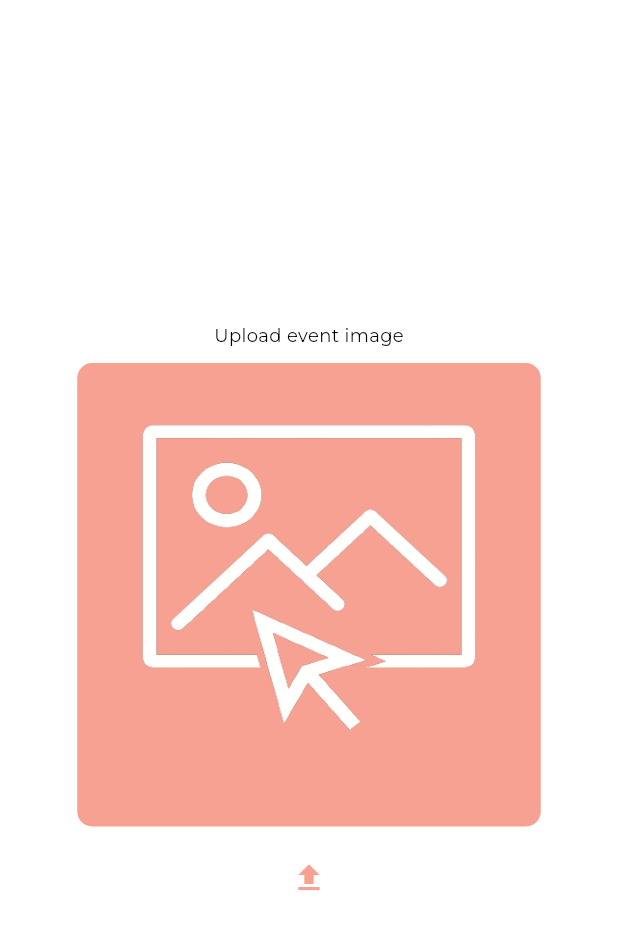
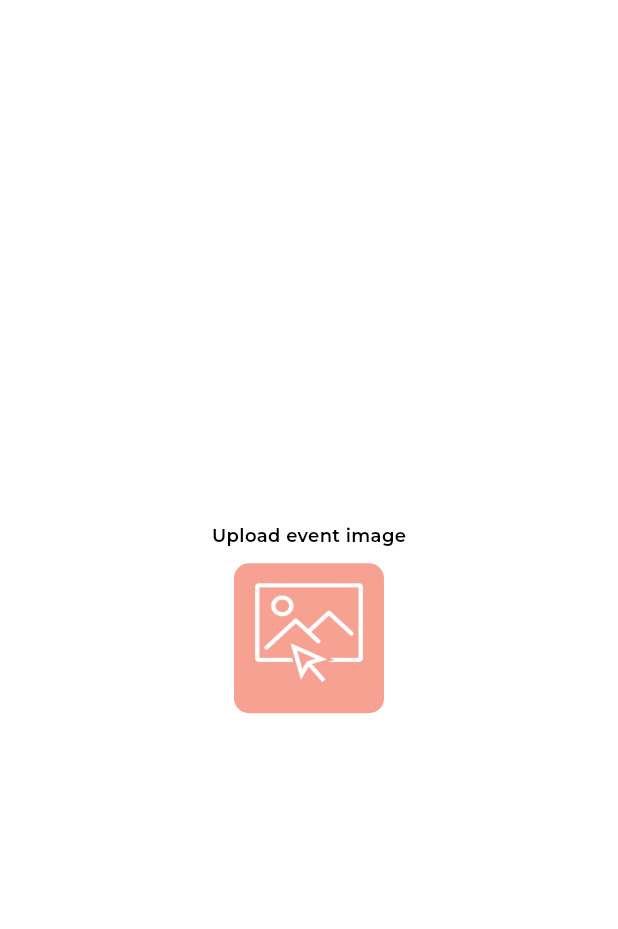
Before and after one commit to GargiChaudhary/EventScout, a Flutter app: the AddEventScreen screen opened directly, on a phone screen of 412 x 824 dp. Shown: the top 929 px of the screen. Run offline on Flutter 3.47's test engine with Material 2 defaults, Android fonts, the phone set to English and light mode, and no system bars; our stand-ins replace bubble_bottom_bar, cloud_firestore, firebase_auth, firebase_core, firebase_storage, image_picker; accounts and stored records are empty; network calls fail; project files that could hold a hidden picture were left out.

Commit message:
add event screen

```diff
--- a/lib/screens/add_event_screen.dart
+++ b/lib/screens/add_event_screen.dart
@@ -3,6 +3,7 @@ import 'package:events/model/our_user.dart';
 import 'package:events/providers/user_provider.dart';
 import 'package:events/resources/firestore_methods.dart';
 import 'package:events/utils/utils.dart';
+import 'package:events/widgets/text_field_input.dart';
 import 'package:flutter/material.dart';
 import 'package:image_picker/image_picker.dart';
 import 'package:provider/provider.dart';
@@ -129,26 +130,24 @@ class _AddEventScreenState extends State<AddEventScreen> {
                   style: TextStyle(
                       fontFamily: 'Montserrat',
                       fontSize: 12,
+                      fontWeight: FontWeight.w600,
                       color: Theme.of(context).hintColor),
                 ),
                 const SizedBox(height: 10),
-                Container(
-                  height: MediaQuery.of(context).size.width * 0.75,
-                  width: MediaQuery.of(context).size.width * 0.75,
-                  decoration: BoxDecoration(
-                      color: Theme.of(context).primaryColor,
-                      borderRadius: const BorderRadius.all(Radius.circular(10)),
-                      image: const DecorationImage(
-                          fit: BoxFit.fill,
-                          image: AssetImage('assets/images/select.png'))),
+                GestureDetector(
+                  onTap: () => _selectImage(context),
+                  child: Container(
+                    height: 100,
+                    width: 100,
+                    decoration: BoxDecoration(
+                        color: Theme.of(context).primaryColor,
+                        borderRadius:
+                            const BorderRadius.all(Radius.circular(10)),
+                        image: const DecorationImage(
+                            fit: BoxFit.fill,
+                            image: AssetImage('assets/images/select.png'))),
+                  ),
                 ),
-                const SizedBox(height: 10),
-                IconButton(
-                    onPressed: () => _selectImage(context),
-                    icon: Icon(
-                      Icons.upload,
-                      color: Theme.of(context).primaryColor,
-                    )),
               ],
             )),
           )
@@ -213,27 +212,86 @@ class _AddEventScreenState extends State<AddEventScreen> {
                           width: 10,
                         ),
                         CircleAvatar(
-                          // radius: 20,
+                          radius: 20,
                           backgroundImage: NetworkImage(
                               user.photoUrl), // it is the error causing line
                         ),
-
-                        // CircleAvatar(
-                        //   backgroundImage: NetworkImage(ourUser.photoUrl),
-                        // ),
                         const SizedBox(
                           width: 10,
                         ),
                         Container(
-                          height: MediaQuery.of(context).size.width * 0.75,
-                          width: MediaQuery.of(context).size.width * 0.75,
+                          height: MediaQuery.of(context).size.width * 0.7,
+                          width: MediaQuery.of(context).size.width * 0.7,
                           decoration: BoxDecoration(
+                              borderRadius:
+                                  const BorderRadius.all(Radius.circular(10)),
                               image: DecorationImage(
                                   fit: BoxFit.fill,
                                   image: MemoryImage(_file!))),
                         ),
                       ],
                     ),
+                    const SizedBox(
+                      height: 10,
+                    ),
+                    TextFieldInput(
+                        textEditingController: _titleController,
+                        hintText: "Event Title",
+                        textInputType: TextInputType.text),
+                    TextFieldInput(
+                        textEditingController: _punchLineController,
+                        hintText: "Event Subtitle",
+                        textInputType: TextInputType.text),
+                    TextFieldInput(
+                        textEditingController: _locationController,
+                        hintText: "Event location",
+                        textInputType: TextInputType.text),
+                    Padding(
+                      padding: const EdgeInsets.symmetric(
+                          horizontal: 50.0, vertical: 6),
+                      child: TextField(
+                        style: TextStyle(
+                            fontFamily: 'Montserrat',
+                            color: Theme.of(context).hintColor,
+                            fontSize: 13),
+                        controller: _durationController,
+                        decoration: InputDecoration(
+                          fillColor: Theme.of(context).primaryColor,
+                          filled: true,
+                          hintText: "Event date",
+                          hintStyle: TextStyle(
+                              fontFamily: 'Montserrat',
+                              color: Theme.of(context).hintColor,
+                              fontSize: 13),
+                          suffixIcon: IconButton(
+                            icon: const Icon(
+                              Icons.calendar_today,
+                              size: 20,
+                            ),
+                            onPressed: () {
+                              showDatePicker(
+                                context: context,
+                                initialDate: DateTime.now(),
+                                firstDate: DateTime(2023),
+                                lastDate: DateTime(2101),
+                              ).then((pickedDate) {
+                                if (pickedDate != null) {
+                                  setState(() {
+                                    _durationController.text =
+                                        pickedDate.toString();
+                                  });
+                                }
+                              });
+                            },
+                          ),
+                        ),
+                      ),
+                    ),
+                    TextFieldInput(
+                        textEditingController: _descriptionController,
+                        hintText: "Event Description...",
+                        maxLines: 8,
+                        textInputType: TextInputType.text),
                   ],
                 ),
               ),
--- a/pubspec.yaml
+++ b/pubspec.yaml
@@ -43,6 +43,7 @@ dependencies:
   image_picker: ^1.0.4
   bubble_bottom_bar: ^2.0.0
   uuid: ^4.1.0
+  flutter_date_pickers: ^0.4.2
 
 dev_dependencies:
   flutter_test:
```
Also changed, not shown: lib/widgets/text_field_input.dart (+16 -2 lines), pubspec.lock.
